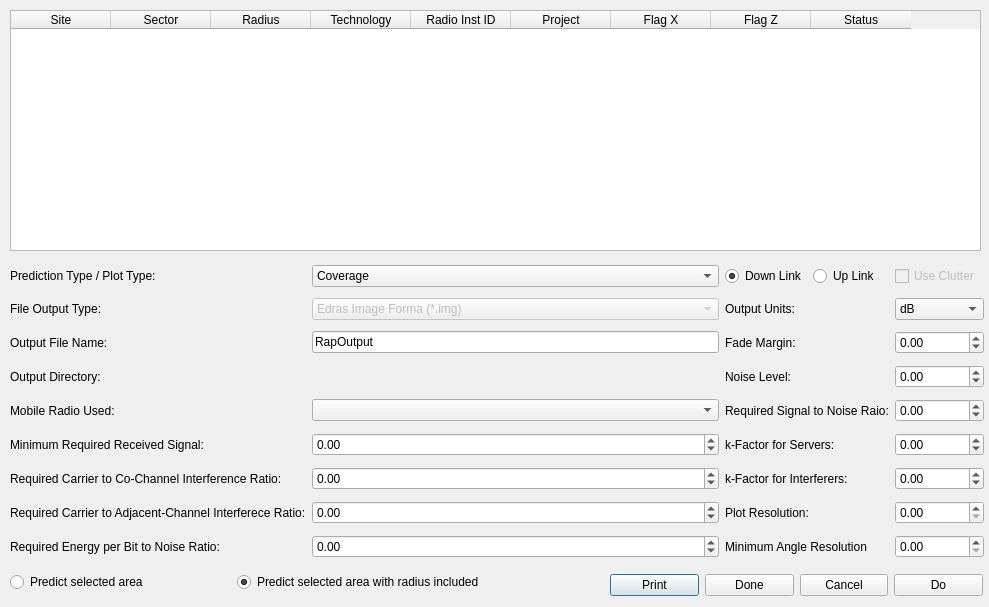
First picture: the form in Interface/ConfirmPrediction.ui, repository brotherdust/qrap, before the edit.
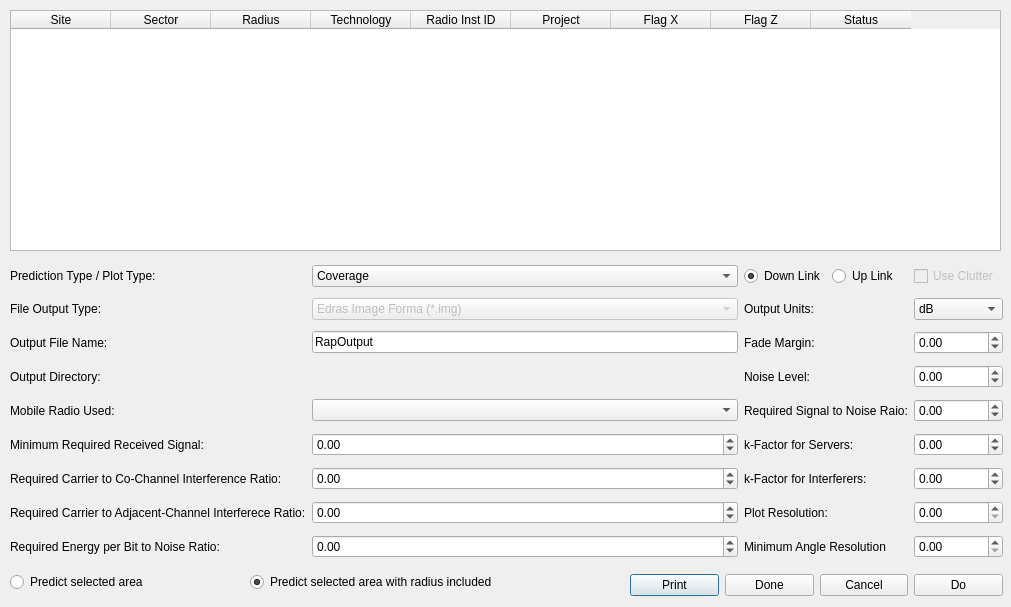
Second picture: the form after the edit. Icons and pictures are not drawn.

Commit message: Mostly adding measurements stuff and some improvements to core prediction

Diff of the .ui file:
```diff
--- a/Interface/ConfirmPrediction.ui
+++ b/Interface/ConfirmPrediction.ui
@@ -6,7 +6,7 @@
    <rect>
     <x>0</x>
     <y>0</y>
-    <width>989</width>
+    <width>1011</width>
     <height>607</height>
    </rect>
   </property>
@@ -28,7 +28,7 @@
     <rect>
      <x>10</x>
      <y>10</y>
-     <width>971</width>
+     <width>991</width>
      <height>241</height>
     </rect>
    </property>
@@ -86,7 +86,7 @@
     <rect>
      <x>10</x>
      <y>260</y>
-     <width>974</width>
+     <width>993</width>
      <height>305</height>
     </rect>
    </property>
@@ -492,7 +492,7 @@
   <widget class="QWidget" name="horizontalLayout">
    <property name="geometry">
     <rect>
-     <x>610</x>
+     <x>630</x>
      <y>570</y>
      <width>373</width>
      <height>31</height>
@@ -534,7 +534,7 @@
     <rect>
      <x>10</x>
      <y>570</y>
-     <width>474</width>
+     <width>487</width>
      <height>25</height>
     </rect>
    </property>
```
Left out of the diff: 2 changed lines with no effect on the pictures. The commit also changes 55 other files.
